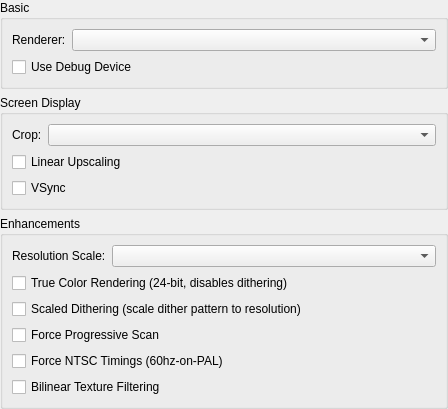
kofxi3584karlayang/duckstation, file src/duckstation-qt/gpusettingswidget.ui: the form before one commit.
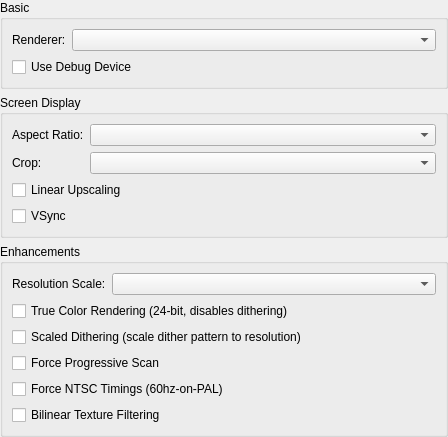
The form after the commit.

Commit message:
GPU: Add pixel aspect ratio option
Can display in 4:3, 16:9, 1:1 ratios.

```diff
--- a/src/duckstation-qt/gpusettingswidget.ui
+++ b/src/duckstation-qt/gpusettingswidget.ui
@@ -59,23 +59,33 @@
      </property>
      <layout class="QFormLayout" name="formLayout_4">
       <item row="0" column="0">
+       <widget class="QLabel" name="label_4">
+        <property name="text">
+         <string>Aspect Ratio:</string>
+        </property>
+       </widget>
+      </item>
+      <item row="0" column="1">
+       <widget class="QComboBox" name="displayAspectRatio"/>
+      </item>
+      <item row="1" column="0">
        <widget class="QLabel" name="label_3">
         <property name="text">
          <string>Crop:</string>
         </property>
        </widget>
       </item>
-      <item row="0" column="1">
-       <widget class="QComboBox" name="cropMode"/>
+      <item row="1" column="1">
+       <widget class="QComboBox" name="displayCropMode"/>
       </item>
-      <item row="1" column="0" colspan="2">
+      <item row="2" column="0" colspan="2">
        <widget class="QCheckBox" name="displayLinearFiltering">
         <property name="text">
          <string>Linear Upscaling</string>
         </property>
        </widget>
       </item>
-      <item row="2" column="0" colspan="2">
+      <item row="3" column="0" colspan="2">
        <widget class="QCheckBox" name="vsync">
         <property name="text">
          <string>VSync</string>
```
The commit also changes 9 other files.
